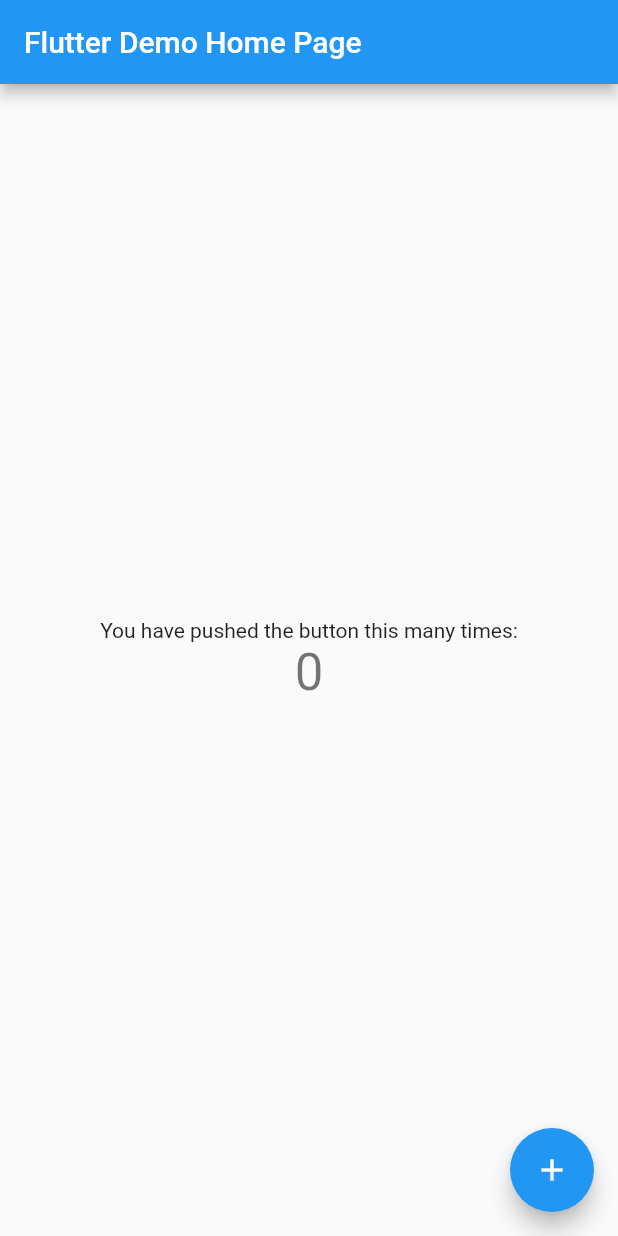
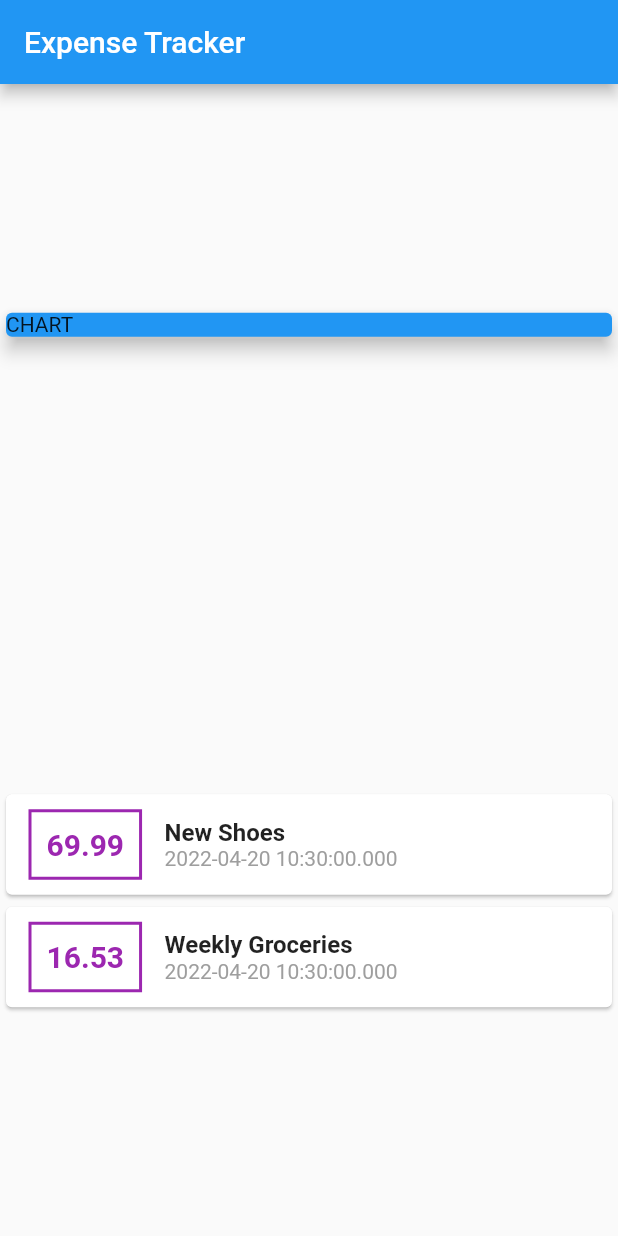
Before and after one commit to yunusyerli1/dailyexpense, a Flutter app: the screen it shows after launch, on a phone screen of 412 x 824 dp. Run offline on Flutter 3.47's test engine with Material 2 defaults, Android fonts, the phone set to English and light mode, and no system bars.

Commit message:
schema made

```diff
--- a/lib/main.dart
+++ b/lib/main.dart
@@ -1,113 +1,92 @@
 import 'package:flutter/material.dart';
+import 'package:flutter_complete_guide/transaction.dart';
+import './transaction.dart';
 
-void main() {
-  runApp(MyApp());
-}
+void main() => runApp(MyApp());
 
 class MyApp extends StatelessWidget {
-  // This widget is the root of your application.
   @override
   Widget build(BuildContext context) {
     return MaterialApp(
-      title: 'Flutter Demo',
-      theme: ThemeData(
-        // This is the theme of your application.
-        //
-        // Try running your application with "flutter run". You'll see the
-        // application has a blue toolbar. Then, without quitting the app, try
-        // changing the primarySwatch below to Colors.green and then invoke
-        // "hot reload" (press "r" in the console where you ran "flutter run",
-        // or simply save your changes to "hot reload" in a Flutter IDE).
-        // Notice that the counter didn't reset back to zero; the application
-        // is not restarted.
-        primarySwatch: Colors.blue,
-      ),
-      home: MyHomePage(title: 'Flutter Demo Home Page'),
+      title: 'Flutter App',
+      home: MyHomePage(),
     );
   }
 }
 
-class MyHomePage extends StatefulWidget {
-  MyHomePage({Key key, this.title}) : super(key: key);
-
-  // This widget is the home page of your application. It is stateful, meaning
-  // that it has a State object (defined below) that contains fields that affect
-  // how it looks.
-
-  // This class is the configuration for the state. It holds the values (in this
-  // case the title) provided by the parent (in this case the App widget) and
-  // used by the build method of the State. Fields in a Widget subclass are
-  // always marked "final".
-
-  final String title;
-
-  @override
-  _MyHomePageState createState() => _MyHomePageState();
-}
-
-class _MyHomePageState extends State<MyHomePage> {
-  int _counter = 0;
-
-  void _incrementCounter() {
-    setState(() {
-      // This call to setState tells the Flutter framework that something has
-      // changed in this State, which causes it to rerun the build method below
-      // so that the display can reflect the updated values. If we changed
-      // _counter without calling setState(), then the build method would not be
-      // called again, and so nothing would appear to happen.
-      _counter++;
-    });
-  }
-
+class MyHomePage extends StatelessWidget {
+  final List<Transaction> transactions = [
+    Transaction(
+        id: 't1', title: 'New Shoes', amount: 69.99, date: DateTime.now()),
+    Transaction(
+        id: 't2',
+        title: 'Weekly Groceries',
+        amount: 16.53,
+        date: DateTime.now())
+  ];
   @override
   Widget build(BuildContext context) {
-    // This method is rerun every time setState is called, for instance as done
-    // by the _incrementCounter method above.
-    //
-    // The Flutter framework has been optimized to make rerunning build methods
-    // fast, so that you can just rebuild anything that needs updating rather
-    // than having to individually change instances of widgets.
     return Scaffold(
         appBar: AppBar(
-        // Here we take the value from the MyHomePage object that was created by
-        // the App.build method, and use it to set our appbar title.
-        title: Text(widget.title),
+          title: Text('Expense Tracker'),
         ),
-      body: Center(
-        // Center is a layout widget. It takes a single child and positions it
-        // in the middle of the parent.
-        child: Column(
-          // Column is also a layout widget. It takes a list of children and
-          // arranges them vertically. By default, it sizes itself to fit its
-          // children horizontally, and tries to be as tall as its parent.
-          //
-          // Invoke "debug painting" (press "p" in the console, choose the
-          // "Toggle Debug Paint" action from the Flutter Inspector in Android
-          // Studio, or the "Toggle Debug Paint" command in Visual Studio Code)
-          // to see the wireframe for each widget.
-          //
-          // Column has various properties to control how it sizes itself and
-          // how it positions its children. Here we use mainAxisAlignment to
-          // center the children vertically; the main axis here is the vertical
-          // axis because Columns are vertical (the cross axis would be
-          // horizontal).
-          mainAxisAlignment: MainAxisAlignment.center,
+        body: Column(
+            mainAxisAlignment: MainAxisAlignment.spaceAround,
+            crossAxisAlignment: CrossAxisAlignment.stretch,
+            children: <Widget>[
+              Container(
+                width: double.infinity,
+                child: Card(
+                  color: Colors.blue,
+                  child: Text('CHART'),
+                  elevation: 5,
+                ),
+              ),
+              Column(
+                children: transactions.map((tx) {
+                  return Card(
+                      child: Row(
+                    children: <Widget>[
+                      Container(
+                          margin: EdgeInsets.symmetric(
+                            vertical: 10,
+                            horizontal: 15,
+                          ),
+                          decoration: BoxDecoration(
+                              border: Border.all(
+                            color: Colors.purple,
+                            width: 2,
+                          )),
+                          padding: EdgeInsets.all(10),
+                          child: Text(
+                            tx.amount.toString(),
+                            style: TextStyle(
+                              fontWeight: FontWeight.bold,
+                              fontSize: 20,
+                              color: Colors.purple,
+                            ),
+                          )),
+                      Column(
+                          crossAxisAlignment: CrossAxisAlignment.start,
                           children: <Widget>[
                             Text(
-              'You have pushed the button this many times:',
+                              tx.title,
+                              style: TextStyle(
+                                fontSize: 16,
+                                fontWeight: FontWeight.bold,
+                              ),
                             ),
                             Text(
-              '$_counter',
-              style: Theme.of(context).textTheme.headline4,
+                              tx.date.toString(),
+                              style: TextStyle(
+                                color: Colors.grey,
                               ),
+                            )
+                          ])
                     ],
-        ),
-      ),
-      floatingActionButton: FloatingActionButton(
-        onPressed: _incrementCounter,
-        tooltip: 'Increment',
-        child: Icon(Icons.add),
-      ), // This trailing comma makes auto-formatting nicer for build methods.
-    );
+                  ));
+                }).toList(),
+              )
+            ]));
   }
 }
--- /dev/null
+++ b/lib/transaction.dart
@@ -0,0 +1,15 @@
+import 'package:flutter/foundation.dart';
+
+class Transaction {
+  final String id;
+  final String title;
+  final double amount;
+  final DateTime date;
+
+  Transaction({
+    @required this.id,
+    @required this.title,
+    @required this.amount,
+    @required this.date,
+  });
+}
```
Lines whose indentation alone changed are shown as unchanged.
